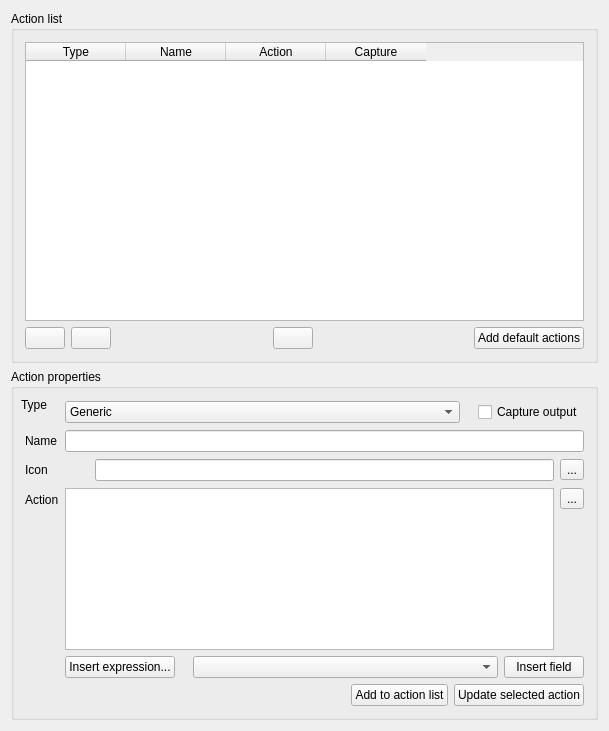
This is ui/qgis/qgsattributeactiondialogbase.ui in RenShuYuan/EQI as Qt 5 draws it before an edit. The edited form follows.
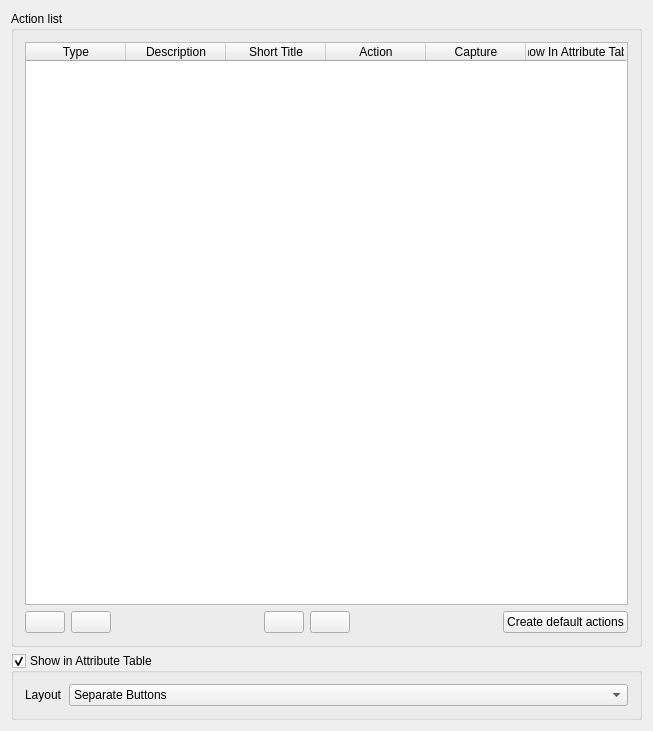
This is the edited form. Icons and pictures are not drawn. Custom widgets are drawn as their Qt base class.

What changed in the file:
```diff
--- a/ui/qgis/qgsattributeactiondialogbase.ui
+++ b/ui/qgis/qgsattributeactiondialogbase.ui
@@ -6,7 +6,7 @@
    <rect>
     <x>0</x>
     <y>0</y>
-    <width>609</width>
+    <width>653</width>
     <height>731</height>
    </rect>
   </property>
@@ -20,6 +20,19 @@
    <string>Attribute Actions</string>
   </property>
   <layout class="QGridLayout" name="gridLayout_2">
+   <item row="1" column="0">
+    <spacer name="verticalSpacer">
+     <property name="orientation">
+      <enum>Qt::Vertical</enum>
+     </property>
+     <property name="sizeHint" stdset="0">
+      <size>
+       <width>20</width>
+       <height>0</height>
+      </size>
+     </property>
+    </spacer>
+   </item>
    <item row="0" column="0">
     <widget class="QgsCollapsibleGroupBox" name="groupBoxActionList">
      <property name="sizePolicy">
@@ -35,6 +48,66 @@
       <string notr="true">actiongroup</string>
      </property>
      <layout class="QGridLayout" name="gridLayout_3">
+      <item row="1" column="1">
+       <widget class="QPushButton" name="mMoveDownButton">
+        <property name="sizePolicy">
+         <sizepolicy hsizetype="Maximum" vsizetype="Fixed">
+          <horstretch>0</horstretch>
+          <verstretch>0</verstretch>
+         </sizepolicy>
+        </property>
+        <property name="toolTip">
+         <string>Move the selected action down</string>
+        </property>
+        <property name="text">
+         <string/>
+        </property>
+        <property name="icon">
+         <iconset resource="../../images/images.qrc">
+          <normaloff>:/images/themes/default/mActionArrowDown.png</normaloff>:/images/themes/default/mActionArrowDown.png</iconset>
+        </property>
+       </widget>
+      </item>
+      <item row="1" column="3">
+       <widget class="QPushButton" name="mRemoveButton">
+        <property name="sizePolicy">
+         <sizepolicy hsizetype="Maximum" vsizetype="Fixed">
+          <horstretch>0</horstretch>
+          <verstretch>0</verstretch>
+         </sizepolicy>
+        </property>
+        <property name="toolTip">
+         <string>Remove the selected action</string>
+        </property>
+        <property name="text">
+         <string/>
+        </property>
+        <property name="icon">
+         <iconset resource="../../images/images.qrc">
+          <normaloff>:/images/themes/default/symbologyRemove.svg</normaloff>:/images/themes/default/symbologyRemove.svg</iconset>
+        </property>
+       </widget>
+      </item>
+      <item row="1" column="5">
+       <spacer name="horizontalSpacer_4">
+        <property name="orientation">
+         <enum>Qt::Horizontal</enum>
+        </property>
+        <property name="sizeHint" stdset="0">
+         <size>
+          <width>40</width>
+          <height>20</height>
+         </size>
+        </property>
+       </spacer>
+      </item>
+      <item row="1" column="6">
+       <widget class="QPushButton" name="mAddDefaultActionsButton">
+        <property name="text">
+         <string>Create default actions</string>
+        </property>
+       </widget>
+      </item>
       <item row="1" column="0">
        <widget class="QPushButton" name="moveUpButton">
         <property name="sizePolicy">
@@ -55,8 +128,8 @@
         </property>
        </widget>
       </item>
-      <item row="0" column="0" colspan="6">
-       <widget class="QTableWidget" name="attributeActionTable">
+      <item row="0" column="0" colspan="7">
+       <widget class="QTableWidget" name="mAttributeActionTable">
         <property name="sizePolicy">
          <sizepolicy hsizetype="Expanding" vsizetype="Expanding">
           <horstretch>0</horstretch>
@@ -73,7 +146,7 @@
          <enum>QAbstractItemView::SelectRows</enum>
         </property>
         <property name="columnCount">
-         <number>4</number>
+         <number>6</number>
         </property>
         <column>
          <property name="text">
@@ -82,7 +155,12 @@
         </column>
         <column>
          <property name="text">
-          <string>Name</string>
+          <string>Description</string>
+         </property>
+        </column>
+        <column>
+         <property name="text">
+          <string>Short Title</string>
          </property>
         </column>
         <column>
@@ -95,68 +173,13 @@
           <string>Capture</string>
          </property>
         </column>
+        <column>
+         <property name="text">
+          <string>Show In Attribute Table</string>
+         </property>
+        </column>
        </widget>
       </item>
-      <item row="1" column="3">
-       <widget class="QPushButton" name="removeButton">
-        <property name="sizePolicy">
-         <sizepolicy hsizetype="Maximum" vsizetype="Fixed">
-          <horstretch>0</horstretch>
-          <verstretch>0</verstretch>
-         </sizepolicy>
-        </property>
-        <property name="toolTip">
-         <string>Remove the selected action</string>
-        </property>
-        <property name="text">
-         <string/>
-        </property>
-        <property name="icon">
-         <iconset>
-          <normaloff>:/images/themes/default/symbologyRemove.svg</normaloff>:/images/themes/default/symbologyRemove.svg</iconset>
-        </property>
-       </widget>
-      </item>
-      <item row="1" column="1">
-       <widget class="QPushButton" name="moveDownButton">
-        <property name="sizePolicy">
-         <sizepolicy hsizetype="Maximum" vsizetype="Fixed">
-          <horstretch>0</horstretch>
-          <verstretch>0</verstretch>
-         </sizepolicy>
-        </property>
-        <property name="toolTip">
-         <string>Move the selected action down</string>
-        </property>
-        <property name="text">
-         <string/>
-        </property>
-        <property name="icon">
-         <iconset resource="../Resources/images/images.qrc">
-          <normaloff>:/Resources/images/themes/default/mActionArrowDown.png</normaloff>:/Resources/images/themes/default/mActionArrowDown.png</iconset>
-        </property>
-       </widget>
-      </item>
-      <item row="1" column="5">
-       <widget class="QPushButton" name="addDefaultActionsButton">
-        <property name="text">
-         <string>Add default actions</string>
-        </property>
-       </widget>
-      </item>
-      <item row="1" column="4">
-       <spacer name="horizontalSpacer_4">
-        <property name="orientation">
-         <enum>Qt::Horizontal</enum>
-        </property>
-        <property name="sizeHint" stdset="0">
-         <size>
-          <width>40</width>
-          <height>20</height>
-         </size>
-        </property>
-       </spacer>
-      </item>
       <item row="1" column="2">
        <spacer name="horizontalSpacer_5">
         <property name="orientation">
@@ -170,363 +193,56 @@
         </property>
        </spacer>
       </item>
+      <item row="1" column="4">
+       <widget class="QPushButton" name="mAddButton">
+        <property name="toolTip">
+         <string>Add a new action</string>
+        </property>
+        <property name="text">
+         <string/>
+        </property>
+        <property name="icon">
+         <iconset resource="../../images/images.qrc">
+          <normaloff>:/images/themes/default/symbologyAdd.svg</normaloff>:/images/themes/default/symbologyAdd.svg</iconset>
+        </property>
+       </widget>
+      </item>
      </layout>
     </widget>
    </item>
-   <item row="1" column="0">
-    <widget class="QgsCollapsibleGroupBox" name="groupBoxActionProperties">
-     <property name="sizePolicy">
-      <sizepolicy hsizetype="Preferred" vsizetype="Preferred">
-       <horstretch>0</horstretch>
-       <verstretch>3</verstretch>
-      </sizepolicy>
-     </property>
+   <item row="2" column="0">
+    <widget class="QgsCollapsibleGroupBox" name="mShowInAttributeTable">
      <property name="title">
-      <string>Action properties</string>
+      <string>Show in Attribute Table</string>
      </property>
-     <property name="syncGroup" stdset="0">
-      <string notr="true">actiongroup</string>
+     <property name="checkable">
+      <bool>true</bool>
      </property>
      <layout class="QFormLayout" name="formLayout">
-      <property name="fieldGrowthPolicy">
-       <enum>QFormLayout::AllNonFixedFieldsGrow</enum>
-      </property>
-      <property name="labelAlignment">
-       <set>Qt::AlignLeading|Qt::AlignLeft|Qt::AlignVCenter</set>
-      </property>
+      <item row="0" column="0">
+       <widget class="QLabel" name="label">
+        <property name="text">
+         <string>Layout</string>
+        </property>
+       </widget>
+      </item>
       <item row="0" column="1">
-       <layout class="QHBoxLayout" name="horizontalLayout_4">
+       <widget class="QComboBox" name="mAttributeTableWidgetType">
         <item>
-         <widget class="QComboBox" name="actionType">
-          <property name="sizePolicy">
-           <sizepolicy hsizetype="Expanding" vsizetype="Fixed">
-            <horstretch>0</horstretch>
-            <verstretch>0</verstretch>
-           </sizepolicy>
-          </property>
-          <item>
-           <property name="text">
-            <string>Generic</string>
-           </property>
-          </item>
-          <item>
-           <property name="text">
-            <string>Python</string>
-           </property>
-          </item>
-          <item>
-           <property name="text">
-            <string>Mac</string>
-           </property>
-          </item>
-          <item>
-           <property name="text">
-            <string>Windows</string>
-           </property>
-          </item>
-          <item>
-           <property name="text">
-            <string>Unix</string>
-           </property>
-          </item>
-          <item>
-           <property name="text">
-            <string>Open</string>
-           </property>
-          </item>
-         </widget>
+         <property name="text">
+          <string>Separate Buttons</string>
+         </property>
         </item>
         <item>
-         <spacer name="horizontalSpacer_3">
-          <property name="orientation">
-           <enum>Qt::Horizontal</enum>
-          </property>
-          <property name="sizeType">
-           <enum>QSizePolicy::Fixed</enum>
-          </property>
-          <property name="sizeHint" stdset="0">
-           <size>
-            <width>12</width>
-            <height>24</height>
-           </size>
-          </property>
-         </spacer>
+         <property name="text">
+          <string>Combo Box</string>
+         </property>
         </item>
-        <item>
-         <widget class="QCheckBox" name="captureCB">
-          <property name="toolTip">
-           <string>Captures any output from the action</string>
-          </property>
-          <property name="whatsThis">
-           <string>Captures the standard output or error generated by the action and displays it in a dialog box</string>
-          </property>
-          <property name="text">
-           <string>Capture output</string>
-          </property>
-         </widget>
-        </item>
-       </layout>
-      </item>
-      <item row="1" column="0">
-       <widget class="QLabel" name="textLabel1">
-        <property name="whatsThis">
-         <string>Enter the name of an action here. The name should be unique (qgis will make it unique if necessary).</string>
-        </property>
-        <property name="text">
-         <string>Name</string>
-        </property>
-        <property name="buddy">
-         <cstring>actionName</cstring>
-        </property>
        </widget>
       </item>
-      <item row="1" column="1">
-       <widget class="QLineEdit" name="actionName">
-        <property name="toolTip">
-         <string>Enter the action name here</string>
-        </property>
-        <property name="whatsThis">
-         <string>Enter the name of an action here. The name should be unique (qgis will make it unique if necessary).</string>
-        </property>
-       </widget>
-      </item>
-      <item row="2" column="0">
-       <widget class="QLabel" name="label_2">
-        <property name="text">
-         <string>Icon</string>
-        </property>
-       </widget>
-      </item>
-      <item row="3" column="0">
-       <widget class="QLabel" name="textLabel2">
-        <property name="whatsThis">
-         <string>Enter the action here. This can be any program, script or command that is available on your system. When the action is invoked any set of characters that start with a % and then have the name of a field will be replaced by the value of that field. The special characters %% will be replaced by the value of the field that was selected. Double quote marks group text into single arguments to the program, script or command. Double quotes will be ignored if prefixed with a backslash</string>
-        </property>
-        <property name="text">
-         <string>Action</string>
-        </property>
-        <property name="buddy">
-         <cstring>actionAction</cstring>
-        </property>
-       </widget>
-      </item>
-      <item row="3" column="1">
-       <layout class="QGridLayout" name="gridLayout_4">
-        <item row="0" column="1">
-         <widget class="QToolButton" name="browseButton">
-          <property name="toolTip">
-           <string>Browse for action</string>
-          </property>
-          <property name="statusTip">
-           <string>Click to browse for an action</string>
-          </property>
-          <property name="whatsThis">
-           <string>Clicking the button will let you select an application to use as the action</string>
-          </property>
-          <property name="text">
-           <string>...</string>
-          </property>
-          <property name="icon">
-           <iconset>
-            <normaloff>:/images/themes/default/mActionFileOpen.svg</normaloff>:/images/themes/default/mActionFileOpen.svg</iconset>
-          </property>
-         </widget>
-        </item>
-        <item row="1" column="1">
-         <spacer name="verticalSpacer_2">
-          <property name="orientation">
-           <enum>Qt::Vertical</enum>
-          </property>
-          <property name="sizeHint" stdset="0">
-           <size>
-            <width>20</width>
-            <height>40</height>
-           </size>
-          </property>
-         </spacer>
-        </item>
-        <item row="0" column="0" rowspan="2">
-         <widget class="QPlainTextEdit" name="actionAction">
-          <property name="sizePolicy">
-           <sizepolicy hsizetype="Expanding" vsizetype="Expanding">
-            <horstretch>0</horstretch>
-            <verstretch>0</verstretch>
-           </sizepolicy>
-          </property>
-          <property name="toolTip">
-           <string>Enter the action command here</string>
-          </property>
-          <property name="whatsThis">
-           <string>Enter the action here. This can be any program, script or command that is available on your system. When the action is invoked any set of characters within [% and %] will be evaluated as expression and replaced by its result. Double quote marks group text into single arguments to the program, script or command. Double quotes will be ignored if prefixed with a backslash</string>
-          </property>
-         </widget>
-        </item>
-       </layout>
-      </item>
-      <item row="4" column="1">
-       <layout class="QHBoxLayout" name="horizontalLayout_2">
-        <item>
-         <widget class="QPushButton" name="insertExpressionButton">
-          <property name="sizePolicy">
-           <sizepolicy hsizetype="Fixed" vsizetype="Fixed">
-            <horstretch>0</horstretch>
-            <verstretch>0</verstretch>
-           </sizepolicy>
-          </property>
-          <property name="toolTip">
-           <string>Inserts an expression into the action</string>
-          </property>
-          <property name="text">
-           <string>Insert expression...</string>
-          </property>
-         </widget>
-        </item>
-        <item>
-         <spacer name="horizontalSpacer_2">
-          <property name="orientation">
-           <enum>Qt::Horizontal</enum>
-          </property>
-          <property name="sizeType">
-           <enum>QSizePolicy::Fixed</enum>
-          </property>
-          <property name="sizeHint" stdset="0">
-           <size>
-            <width>12</width>
-            <height>20</height>
-           </size>
-          </property>
-         </spacer>
-        </item>
-        <item>
-         <widget class="QComboBox" name="fieldComboBox">
-          <property name="toolTip">
-           <string>The valid attribute names for this layer</string>
-          </property>
-         </widget>
-        </item>
-        <item>
-         <widget class="QPushButton" name="insertFieldButton">
-          <property name="sizePolicy">
-           <sizepolicy hsizetype="Fixed" vsizetype="Fixed">
-            <horstretch>0</horstretch>
-            <verstretch>0</verstretch>
-           </sizepolicy>
-          </property>
-          <property name="toolTip">
-           <string>Inserts the selected field into the action</string>
-          </property>
-          <property name="text">
-           <string>Insert field</string>
-          </property>
-         </widget>
-        </item>
-       </layout>
-      </item>
-      <item row="5" column="0" colspan="2">
-       <layout class="QHBoxLayout" name="horizontalLayout_3">
-        <item>
-         <spacer name="horizontalSpacer">
-          <property name="orientation">
-           <enum>Qt::Horizontal</enum>
-          </property>
-          <property name="sizeType">
-           <enum>QSizePolicy::Expanding</enum>
-          </property>
-          <property name="sizeHint" stdset="0">
-           <size>
-            <width>12</width>
-            <height>20</height>
-           </size>
-          </property>
-         </spacer>
-        </item>
-        <item>
-         <widget class="QPushButton" name="insertButton">
-          <property name="toolTip">
-           <string>Inserts the action into the list above</string>
-          </property>
-          <property name="text">
-           <string>Add to action list</string>
-          </property>
-         </widget>
-        </item>
-        <item>
-         <widget class="QPushButton" name="updateButton">
-          <property name="toolTip">
-           <string>Update the selected action</string>
-          </property>
-          <property name="text">
-           <string>Update selected action</string>
-          </property>
-         </widget>
-        </item>
-       </layout>
-      </item>
-      <item row="2" column="1">
-       <layout class="QHBoxLayout" name="horizontalLayout_5">
-        <item>
-         <widget class="QLabel" name="iconPreview">
-          <property name="sizePolicy">
-           <sizepolicy hsizetype="Fixed" vsizetype="Fixed">
-            <horstretch>24</horstretch>
-            <verstretch>24</verstretch>
-           </sizepolicy>
-          </property>
-          <property name="minimumSize">
-           <size>
-            <width>24</width>
-            <height>24</height>
-           </size>
-          </property>
-          <property name="text">
-           <string/>
-          </property>
-         </widget>
-        </item>
-        <item>
-         <widget class="QLineEdit" name="actionIcon"/>
-        </item>
-        <item>
-         <widget class="QToolButton" name="chooseIconButton">
-          <property name="text">
-           <string>...</string>
-          </property>
-         </widget>
-        </item>
-       </layout>
-      </item>
      </layout>
-     <widget class="QLabel" name="label">
-      <property name="geometry">
-       <rect>
-        <x>10</x>
-        <y>20</y>
-        <width>41</width>
-        <height>31</height>
-       </rect>
-      </property>
-      <property name="text">
-       <string>Type</string>
-      </property>
-      <property name="buddy">
-       <cstring>actionType</cstring>
-      </property>
-     </widget>
     </widget>
    </item>
-   <item row="2" column="0">
-    <spacer name="verticalSpacer">
-     <property name="orientation">
-      <enum>Qt::Vertical</enum>
-     </property>
-     <property name="sizeHint" stdset="0">
-      <size>
-       <width>20</width>
-       <height>0</height>
-      </size>
-     </property>
-    </spacer>
-   </item>
   </layout>
  </widget>
  <layoutdefault spacing="6" margin="11"/>
```
Left out of the diff: 30 changed lines with no effect on the pictures.
